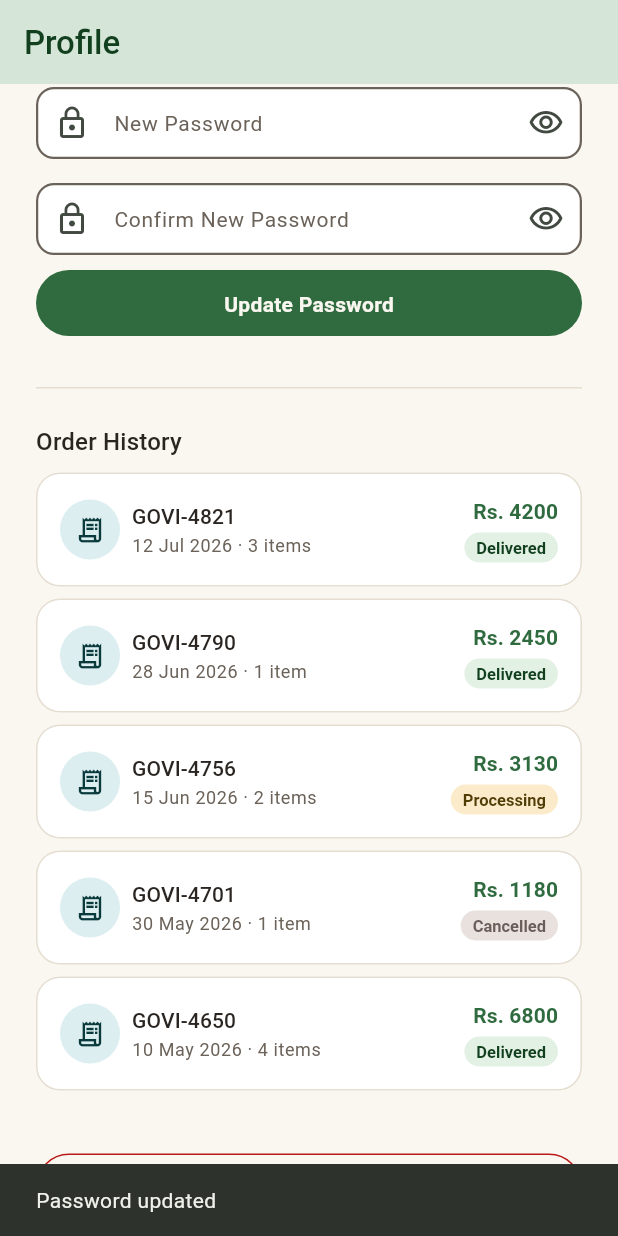
After one commit to Chathuranga-Jayamal/govi-ai, a Flutter app: the ProfileScreen screen opened by its route, scrolled down 576 dp, after a tap on "Update Password", on a phone screen of 412 x 824 dp. The commit adds this screen. Run offline on Flutter 3.47's test engine with Material 3 defaults, Android fonts, the phone set to English and light mode, and no system bars; our stand-ins replace go_router, image_picker.

Commit message:
Add Profile screen with quick-preview sheet, settings sections, and order history

```diff
--- a/mobile_app/lib/features/dashboard/presentation/screens/dashboard_screen.dart
+++ b/mobile_app/lib/features/dashboard/presentation/screens/dashboard_screen.dart
@@ -5,6 +5,7 @@ import '../../../../core/theme/app_colors.dart';
 import '../../../../core/theme/app_theme.dart';
 import '../../../marketplace/domain/product.dart';
 import '../../../marketplace/presentation/widgets/product_card.dart';
+import '../../../profile/presentation/widgets/profile_preview_sheet.dart';
 
 class _RecentScan {
   const _RecentScan({
@@ -84,6 +85,14 @@ class DashboardScreen extends StatelessWidget {
     ).showSnackBar(const SnackBar(content: Text('Coming soon')));
   }
 
+  void _showProfilePreview(BuildContext context) {
+    showModalBottomSheet<void>(
+      context: context,
+      isScrollControlled: true,
+      builder: (context) => const ProfilePreviewSheet(),
+    );
+  }
+
   @override
   Widget build(BuildContext context) {
     final ThemeData theme = Theme.of(context);
@@ -120,7 +129,10 @@ class DashboardScreen extends StatelessWidget {
                     ),
                   ),
                   const SizedBox(width: AppSpacing.md),
-                  Container(
+                  InkWell(
+                    borderRadius: BorderRadius.circular(22),
+                    onTap: () => _showProfilePreview(context),
+                    child: Container(
                       width: 44,
                       height: 44,
                       alignment: Alignment.center,
@@ -132,6 +144,7 @@ class DashboardScreen extends StatelessWidget {
                         'K',
                         style: theme.textTheme.titleMedium?.copyWith(
                           color: AppColors.paddyGreenOnContainer,
+                        ),
                       ),
                     ),
                   ),
--- /dev/null
+++ b/mobile_app/lib/features/profile/domain/user_profile.dart
@@ -0,0 +1,82 @@
+/// Mock persona shared by the profile preview sheet and the full Profile
+/// screen — single source of truth so both stay in sync. Matches the
+/// same "Kumara Silva" persona used on Register and Checkout.
+const String mockUserName = 'Kumara Silva';
+const String mockUserEmail = 'kumara.silva@example.com';
+const String mockUserPhone = '077 123 4567';
+const String mockMemberSince = 'January 2026';
+
+enum OrderStatus {
+  delivered,
+  processing,
+  cancelled;
+
+  String get label {
+    switch (this) {
+      case OrderStatus.delivered:
+        return 'Delivered';
+      case OrderStatus.processing:
+        return 'Processing';
+      case OrderStatus.cancelled:
+        return 'Cancelled';
+    }
+  }
+}
+
+class Order {
+  const Order({
+    required this.orderNumber,
+    required this.dateLabel,
+    required this.itemCount,
+    required this.total,
+    required this.status,
+  });
+
+  final String orderNumber;
+  final String dateLabel;
+  final int itemCount;
+  final double total;
+  final OrderStatus status;
+
+  String get totalLabel => 'Rs. ${total.toStringAsFixed(0)}';
+
+  String get itemCountLabel => itemCount == 1 ? '1 item' : '$itemCount items';
+}
+
+const List<Order> mockOrders = [
+  Order(
+    orderNumber: 'GOVI-4821',
+    dateLabel: '12 Jul 2026',
+    itemCount: 3,
+    total: 4200,
+    status: OrderStatus.delivered,
+  ),
+  Order(
+    orderNumber: 'GOVI-4790',
+    dateLabel: '28 Jun 2026',
+    itemCount: 1,
+    total: 2450,
+    status: OrderStatus.delivered,
+  ),
+  Order(
+    orderNumber: 'GOVI-4756',
+    dateLabel: '15 Jun 2026',
+    itemCount: 2,
+    total: 3130,
+    status: OrderStatus.processing,
+  ),
+  Order(
+    orderNumber: 'GOVI-4701',
+    dateLabel: '30 May 2026',
+    itemCount: 1,
+    total: 1180,
+    status: OrderStatus.cancelled,
+  ),
+  Order(
+    orderNumber: 'GOVI-4650',
+    dateLabel: '10 May 2026',
+    itemCount: 4,
+    total: 6800,
+    status: OrderStatus.delivered,
+  ),
+];
--- /dev/null
+++ b/mobile_app/lib/features/profile/presentation/screens/profile_screen.dart
@@ -0,0 +1,256 @@
+import 'package:flutter/material.dart';
+import 'package:go_router/go_router.dart';
+
+import '../../../../core/theme/app_colors.dart';
+import '../../../../core/theme/app_theme.dart';
+import '../../domain/user_profile.dart';
+import '../widgets/order_card.dart';
+
+class ProfileScreen extends StatefulWidget {
+  const ProfileScreen({this.scrollToOrderHistory = false, super.key});
+
+  final bool scrollToOrderHistory;
+
+  @override
+  State<ProfileScreen> createState() => _ProfileScreenState();
+}
+
+class _ProfileScreenState extends State<ProfileScreen> {
+  final TextEditingController _nameController = TextEditingController(
+    text: mockUserName,
+  );
+  final TextEditingController _emailController = TextEditingController(
+    text: mockUserEmail,
+  );
+  final TextEditingController _phoneController = TextEditingController(
+    text: mockUserPhone,
+  );
+
+  final TextEditingController _currentPasswordController =
+      TextEditingController();
+  final TextEditingController _newPasswordController = TextEditingController();
+  final TextEditingController _confirmPasswordController =
+      TextEditingController();
+
+  bool _obscureCurrent = true;
+  bool _obscureNew = true;
+  bool _obscureConfirm = true;
+
+  String _selectedLanguage = 'English';
+  static const List<String> _languages = ['සිංහල', 'தமிழ்', 'English'];
+
+  final GlobalKey _orderHistoryKey = GlobalKey();
+
+  @override
+  void initState() {
+    super.initState();
+    if (widget.scrollToOrderHistory) {
+      WidgetsBinding.instance.addPostFrameCallback((_) {
+        final BuildContext? sectionContext = _orderHistoryKey.currentContext;
+        if (sectionContext == null) return;
+        Scrollable.ensureVisible(
+          sectionContext,
+          duration: const Duration(milliseconds: 400),
+          curve: Curves.easeOut,
+        );
+      });
+    }
+  }
+
+  @override
+  void dispose() {
+    _nameController.dispose();
+    _emailController.dispose();
+    _phoneController.dispose();
+    _currentPasswordController.dispose();
+    _newPasswordController.dispose();
+    _confirmPasswordController.dispose();
+    super.dispose();
+  }
+
+  void _saveProfile() {
+    ScaffoldMessenger.of(
+      context,
+    ).showSnackBar(const SnackBar(content: Text('Profile updated')));
+  }
+
+  void _updatePassword() {
+    ScaffoldMessenger.of(
+      context,
+    ).showSnackBar(const SnackBar(content: Text('Password updated')));
+    _currentPasswordController.clear();
+    _newPasswordController.clear();
+    _confirmPasswordController.clear();
+  }
+
+  @override
+  Widget build(BuildContext context) {
+    final ThemeData theme = Theme.of(context);
+
+    return Scaffold(
+      appBar: AppBar(title: const Text('Profile')),
+      body: SafeArea(
+        child: SingleChildScrollView(
+          padding: const EdgeInsets.all(AppSpacing.lg),
+          child: Column(
+            crossAxisAlignment: CrossAxisAlignment.stretch,
+            children: [
+              // a. Personal Details
+              Text('Personal Details', style: theme.textTheme.titleMedium),
+              const SizedBox(height: AppSpacing.sm),
+              TextField(
+                controller: _nameController,
+                decoration: const InputDecoration(
+                  labelText: 'Full Name',
+                  prefixIcon: Icon(Icons.person_outline),
+                ),
+              ),
+              const SizedBox(height: AppSpacing.md),
+              TextField(
+                controller: _emailController,
+                keyboardType: TextInputType.emailAddress,
+                decoration: const InputDecoration(
+                  labelText: 'Email',
+                  prefixIcon: Icon(Icons.mail_outline),
+                ),
+              ),
+              const SizedBox(height: AppSpacing.md),
+              TextField(
+                controller: _phoneController,
+                keyboardType: TextInputType.phone,
+                decoration: const InputDecoration(
+                  labelText: 'Phone',
+                  prefixIcon: Icon(Icons.phone_outlined),
+                ),
+              ),
+              const SizedBox(height: AppSpacing.sm),
+              FilledButton(
+                onPressed: _saveProfile,
+                child: const Text('Save Changes'),
+              ),
+              const SizedBox(height: AppSpacing.xl),
+              const Divider(),
+              const SizedBox(height: AppSpacing.lg),
+
+              // b. Language Preference
+              Text('Language Preference', style: theme.textTheme.titleMedium),
+              const SizedBox(height: AppSpacing.sm),
+              Wrap(
+                spacing: AppSpacing.sm,
+                children: _languages.map((language) {
+                  return ChoiceChip(
+                    label: Text(language),
+                    selected: _selectedLanguage == language,
+                    onSelected: (_) {
+                      setState(() => _selectedLanguage = language);
+                    },
+                  );
+                }).toList(),
+              ),
+              const SizedBox(height: AppSpacing.xl),
+              const Divider(),
+              const SizedBox(height: AppSpacing.lg),
+
+              // c. Change Password
+              Text('Change Password', style: theme.textTheme.titleMedium),
+              const SizedBox(height: AppSpacing.sm),
+              TextField(
+                controller: _currentPasswordController,
+                obscureText: _obscureCurrent,
+                decoration: InputDecoration(
+                  labelText: 'Current Password',
+                  prefixIcon: const Icon(Icons.lock_outline),
+                  suffixIcon: IconButton(
+                    icon: Icon(
+                      _obscureCurrent
+                          ? Icons.visibility_outlined
+                          : Icons.visibility_off_outlined,
+                    ),
+                    onPressed: () {
+                      setState(() => _obscureCurrent = !_obscureCurrent);
+                    },
+                  ),
+                ),
+              ),
+              const SizedBox(height: AppSpacing.md),
+              TextField(
+                controller: _newPasswordController,
+                obscureText: _obscureNew,
+                decoration: InputDecoration(
+                  labelText: 'New Password',
+                  prefixIcon: const Icon(Icons.lock_outline),
+                  suffixIcon: IconButton(
+                    icon: Icon(
+                      _obscureNew
+                          ? Icons.visibility_outlined
+                          : Icons.visibility_off_outlined,
+                    ),
+                    onPressed: () {
+                      setState(() => _obscureNew = !_obscureNew);
+                    },
+                  ),
+                ),
+              ),
+              const SizedBox(height: AppSpacing.md),
+              TextField(
+                controller: _confirmPasswordController,
+                obscureText: _obscureConfirm,
+                decoration: InputDecoration(
+                  labelText: 'Confirm New Password',
+                  prefixIcon: const Icon(Icons.lock_outline),
+                  suffixIcon: IconButton(
+                    icon: Icon(
+                      _obscureConfirm
+                          ? Icons.visibility_outlined
+                          : Icons.visibility_off_outlined,
+                    ),
+                    onPressed: () {
+                      setState(() => _obscureConfirm = !_obscureConfirm);
+                    },
+                  ),
+                ),
+              ),
+              const SizedBox(height: AppSpacing.sm),
+              FilledButton(
+                onPressed: _updatePassword,
+                child: const Text('Update Password'),
+              ),
+              const SizedBox(height: AppSpacing.xl),
+              const Divider(),
+              const SizedBox(height: AppSpacing.lg),
+
+              // d. Order History
+              Container(
+                key: _orderHistoryKey,
+                child: Text(
+                  'Order History',
+                  style: theme.textTheme.titleMedium,
+                ),
+              ),
+              const SizedBox(height: AppSpacing.sm),
+              for (final order in mockOrders)
+                Padding(
+                  padding: const EdgeInsets.only(bottom: AppSpacing.sm),
+                  child: OrderCard(order: order),
+                ),
+              const SizedBox(height: AppSpacing.xl),
+
+              // e. Log Out
+              OutlinedButton.icon(
+                onPressed: () => context.go('/login'),
+                icon: const Icon(Icons.logout, color: AppColors.alertRed),
+                label: const Text(
+                  'Log Out',
+                  style: TextStyle(color: AppColors.alertRed),
+                ),
+                style: OutlinedButton.styleFrom(
+                  side: const BorderSide(color: AppColors.alertRed),
+                ),
+              ),
+            ],
+          ),
+        ),
+      ),
+    );
+  }
+}
--- /dev/null
+++ b/mobile_app/lib/features/profile/presentation/widgets/order_card.dart
@@ -0,0 +1,107 @@
+import 'package:flutter/material.dart';
+
+import '../../../../core/theme/app_colors.dart';
+import '../../../../core/theme/app_theme.dart';
+import '../../domain/user_profile.dart';
+
+// Desaturated, feature-local tones for the Cancelled badge — deliberately
+// not AppColors.alertRed*, so a cancelled order doesn't visually read as
+// a real error state elsewhere in the app.
+const Color _cancelledBadgeBackground = Color(0xFFE8E1DE);
+const Color _cancelledBadgeForeground = Color(0xFF6B5D5A);
+
+(Color background, Color foreground) _statusColors(OrderStatus status) {
+  switch (status) {
+    case OrderStatus.delivered:
+      return (AppColors.paddyGreenContainer, AppColors.paddyGreenOnContainer);
+    case OrderStatus.processing:
+      return (
+        AppColors.turmericGoldContainer,
+        AppColors.turmericGoldOnContainer,
+      );
+    case OrderStatus.cancelled:
+      return (_cancelledBadgeBackground, _cancelledBadgeForeground);
+  }
+}
+
+class OrderCard extends StatelessWidget {
+  const OrderCard({required this.order, super.key});
+
+  final Order order;
+
+  @override
+  Widget build(BuildContext context) {
+    final ThemeData theme = Theme.of(context);
+    final (Color badgeBackground, Color badgeForeground) = _statusColors(
+      order.status,
+    );
+
+    return Card(
+      child: Padding(
+        padding: const EdgeInsets.all(AppSpacing.md),
+        child: Row(
+          children: [
+            Container(
+              width: 40,
+              height: 40,
+              alignment: Alignment.center,
+              decoration: const BoxDecoration(
+                color: AppColors.monsoonTealContainer,
+                shape: BoxShape.circle,
+              ),
+              child: const Icon(
+                Icons.receipt_long_outlined,
+                color: AppColors.monsoonTealOnContainer,
+                size: 20,
+              ),
+            ),
+            const SizedBox(width: AppSpacing.sm),
+            Expanded(
+              child: Column(
+                crossAxisAlignment: CrossAxisAlignment.start,
+                children: [
+                  Text(order.orderNumber, style: theme.textTheme.titleSmall),
+                  const SizedBox(height: 2),
+                  Text(
+                    '${order.dateLabel} · ${order.itemCountLabel}',
+                    style: theme.textTheme.bodySmall,
+                  ),
+                ],
+              ),
+            ),
+            Column(
+              crossAxisAlignment: CrossAxisAlignment.end,
+              children: [
+                Text(
+                  order.totalLabel,
+                  style: theme.textTheme.titleSmall?.copyWith(
+                    color: AppColors.paddyGreen,
+                    fontWeight: FontWeight.w600,
+                  ),
+                ),
+                const SizedBox(height: AppSpacing.xs),
+                Container(
+                  padding: const EdgeInsets.symmetric(
+                    horizontal: AppSpacing.sm,
+                    vertical: 2,
+                  ),
+                  decoration: BoxDecoration(
+                    color: badgeBackground,
+                    borderRadius: BorderRadius.circular(20),
+                  ),
+                  child: Text(
+                    order.status.label,
+                    style: theme.textTheme.labelSmall?.copyWith(
+                      color: badgeForeground,
+                      letterSpacing: 0,
+                    ),
+                  ),
+                ),
+              ],
+            ),
+          ],
+        ),
+      ),
+    );
+  }
+}
--- /dev/null
+++ b/mobile_app/lib/features/profile/presentation/widgets/profile_preview_sheet.dart
@@ -0,0 +1,115 @@
+import 'package:flutter/material.dart';
+import 'package:go_router/go_router.dart';
+
+import '../../../../core/theme/app_colors.dart';
+import '../../../../core/theme/app_theme.dart';
+import '../../domain/user_profile.dart';
+
+class ProfilePreviewSheet extends StatelessWidget {
+  const ProfilePreviewSheet({super.key});
+
+  @override
+  Widget build(BuildContext context) {
+    final ThemeData theme = Theme.of(context);
+
+    return SafeArea(
+      child: Padding(
+        padding: const EdgeInsets.all(AppSpacing.lg),
+        child: Column(
+          mainAxisSize: MainAxisSize.min,
+          children: [
+            Container(
+              width: 72,
+              height: 72,
+              alignment: Alignment.center,
+              decoration: const BoxDecoration(
+                color: AppColors.paddyGreenContainer,
+                shape: BoxShape.circle,
+              ),
+              child: Text(
+                'K',
+                style: theme.textTheme.headlineSmall?.copyWith(
+                  color: AppColors.paddyGreenOnContainer,
+                ),
+              ),
+            ),
+            const SizedBox(height: AppSpacing.md),
+            Text(mockUserName, style: theme.textTheme.titleLarge),
+            const SizedBox(height: AppSpacing.xs),
+            Text(
+              mockUserEmail,
+              style: theme.textTheme.bodyMedium?.copyWith(
+                color: AppColors.soilInkSoft,
+              ),
+            ),
+            const SizedBox(height: AppSpacing.md),
+            Row(
+              mainAxisAlignment: MainAxisAlignment.center,
+              children: [
+                _StatChip(label: '${mockOrders.length} Orders'),
+                const SizedBox(width: AppSpacing.sm),
+                _StatChip(label: 'Member since $mockMemberSince'),
+              ],
+            ),
+            const SizedBox(height: AppSpacing.xl),
+            FilledButton.icon(
+              onPressed: () {
+                Navigator.pop(context);
+                context.push('/profile');
+              },
+              icon: const Icon(Icons.person_outline),
+              label: const Text('View Full Profile'),
+            ),
+            const SizedBox(height: AppSpacing.sm),
+            OutlinedButton.icon(
+              onPressed: () {
+                Navigator.pop(context);
+                context.push('/profile', extra: true);
+              },
+              icon: const Icon(Icons.receipt_long_outlined),
+              label: const Text('Order History'),
+            ),
+            const SizedBox(height: AppSpacing.sm),
+            TextButton.icon(
+              onPressed: () {
+                Navigator.pop(context);
+                context.go('/login');
+              },
+              icon: const Icon(Icons.logout, color: AppColors.alertRed),
+              label: const Text(
+                'Log Out',
+                style: TextStyle(color: AppColors.alertRed),
+              ),
+            ),
+          ],
+        ),
+      ),
+    );
+  }
+}
+
+class _StatChip extends StatelessWidget {
+  const _StatChip({required this.label});
+
+  final String label;
+
+  @override
+  Widget build(BuildContext context) {
+    return Container(
+      padding: const EdgeInsets.symmetric(
+        horizontal: AppSpacing.sm + AppSpacing.xs,
+        vertical: AppSpacing.xs,
+      ),
+      decoration: BoxDecoration(
+        color: AppColors.monsoonTealContainer,
+        borderRadius: BorderRadius.circular(20),
+      ),
+      child: Text(
+        label,
+        style: Theme.of(context).textTheme.labelMedium?.copyWith(
+          color: AppColors.monsoonTealOnContainer,
+        ),
+      ),
+    );
+  }
+}
--- a/mobile_app/lib/routes/app_router.dart
+++ b/mobile_app/lib/routes/app_router.dart
@@ -14,6 +14,7 @@ import '../features/marketplace/presentation/screens/checkout_screen.dart';
 import '../features/marketplace/presentation/screens/order_confirmation_screen.dart';
 import '../features/marketplace/presentation/screens/product_detail_screen.dart';
 import '../features/marketplace/presentation/screens/product_list_screen.dart';
+import '../features/profile/presentation/screens/profile_screen.dart';
 
 final GoRouter appRouter = GoRouter(
   initialLocation: '/dashboard',
@@ -44,6 +45,11 @@ final GoRouter appRouter = GoRouter(
       path: '/marketplace/order-confirmation',
       builder: (context, state) =>
           OrderConfirmationScreen(orderNumber: state.extra! as String),
+    ),
+    GoRoute(
+      path: '/profile',
+      builder: (context, state) =>
+          ProfileScreen(scrollToOrderHistory: state.extra as bool? ?? false),
     ),
     StatefulShellRoute.indexedStack(
       builder: (context, state, navigationShell) =>
```
Lines whose indentation alone changed are shown as unchanged.
